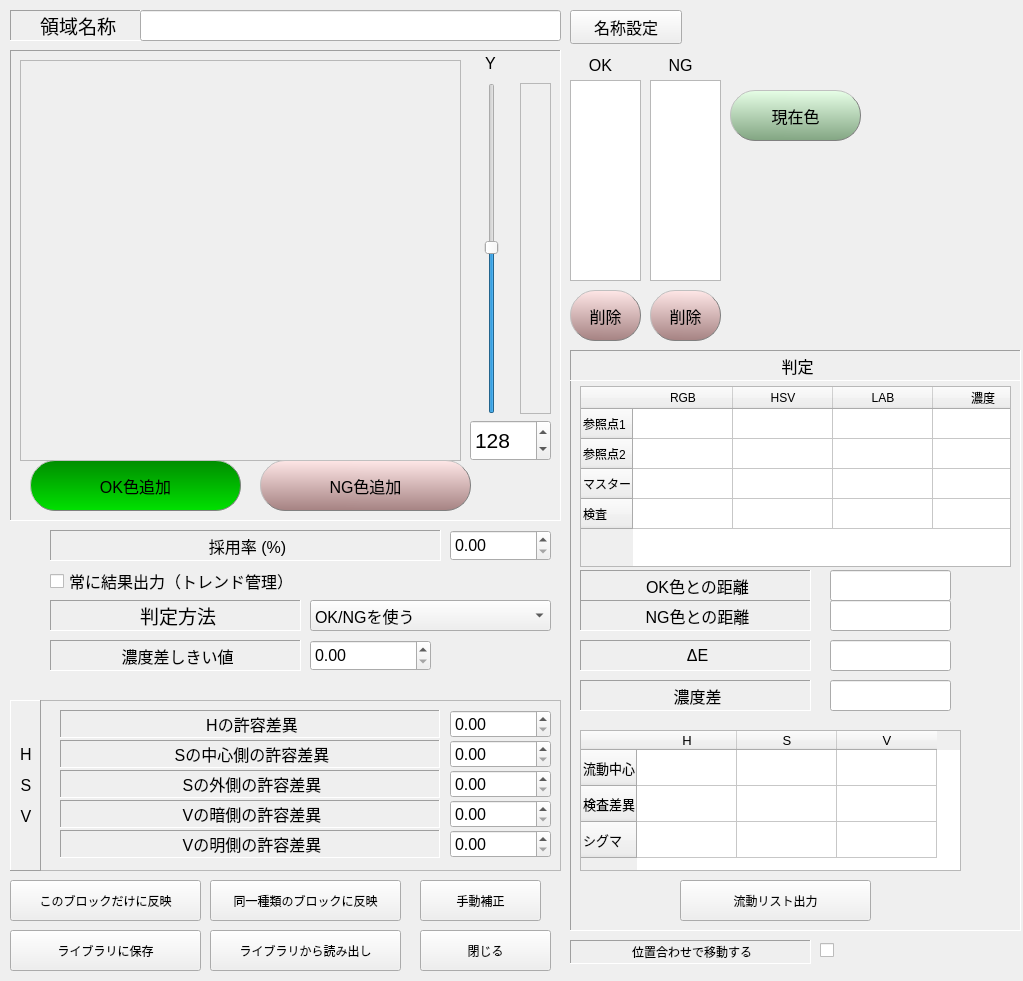
Qt form Algorithm/ColorDifference/ColorDifferenceForm.ui (OpenAA-Project/OpenAA-Inspection) before a commit.
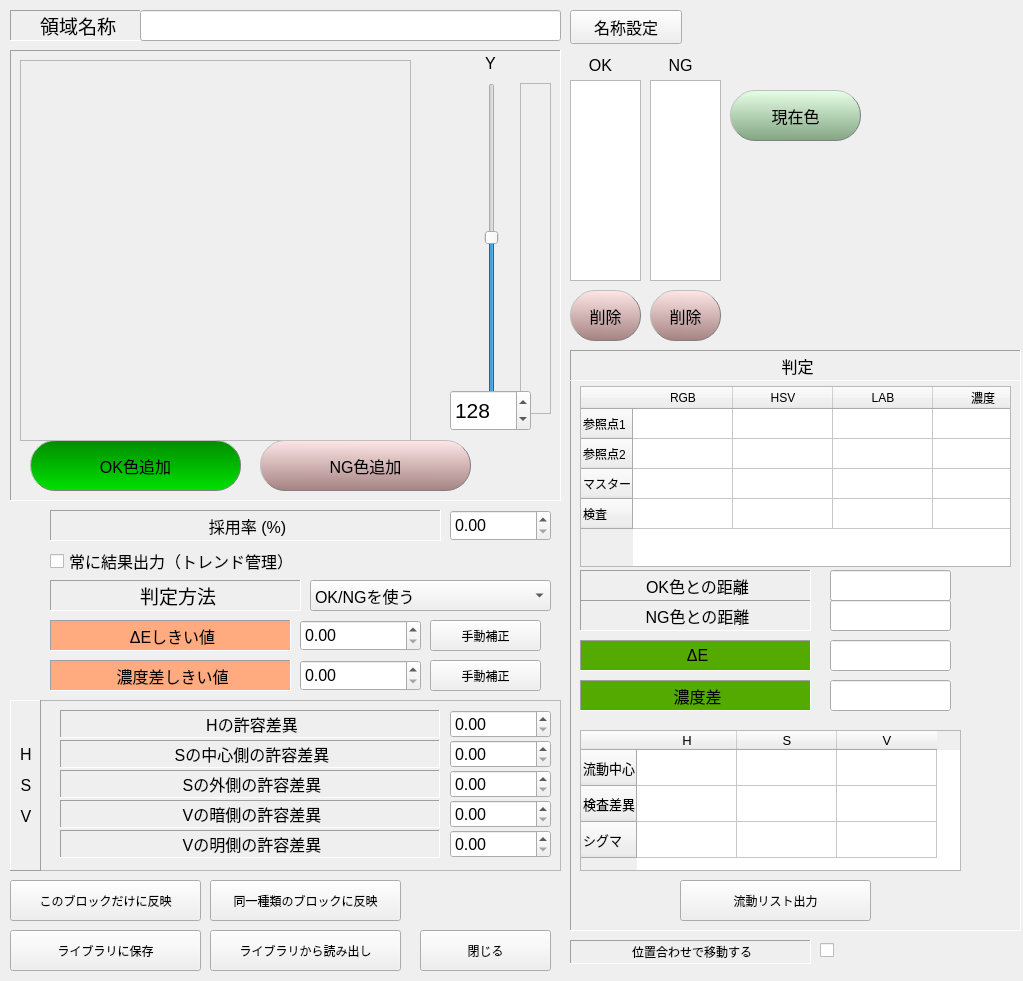
The same form after that commit. The open tabs and pages were chosen to show the change.

Patch:
```diff
--- a/Algorithm/ColorDifference/ColorDifferenceForm.ui
+++ b/Algorithm/ColorDifference/ColorDifferenceForm.ui
@@ -19,7 +19,7 @@
      <x>10</x>
      <y>50</y>
      <width>551</width>
-     <height>471</height>
+     <height>451</height>
     </rect>
    </property>
    <property name="frameShape">
@@ -55,7 +55,7 @@
       <x>461</x>
       <y>33</y>
       <width>41</width>
-      <height>331</height>
+      <height>311</height>
      </rect>
     </property>
     <property name="maximum">
@@ -89,8 +89,8 @@
      <rect>
       <x>10</x>
       <y>10</y>
-      <width>441</width>
-      <height>401</height>
+      <width>391</width>
+      <height>381</height>
      </rect>
     </property>
     <property name="frameShape">
@@ -103,8 +103,8 @@
    <widget class="QSpinBox" name="spinBoxK">
     <property name="geometry">
      <rect>
-      <x>460</x>
-      <y>370</y>
+      <x>440</x>
+      <y>340</y>
       <width>81</width>
       <height>41</height>
      </rect>
@@ -125,7 +125,7 @@
     <property name="geometry">
      <rect>
       <x>20</x>
-      <y>410</y>
+      <y>390</y>
       <width>211</width>
       <height>51</height>
      </rect>
@@ -164,7 +164,7 @@
     <property name="geometry">
      <rect>
       <x>250</x>
-      <y>410</y>
+      <y>390</y>
       <width>211</width>
       <height>51</height>
      </rect>
@@ -338,7 +338,7 @@
    <property name="geometry">
     <rect>
      <x>50</x>
-     <y>530</y>
+     <y>510</y>
      <width>391</width>
      <height>31</height>
     </rect>
@@ -365,7 +365,7 @@
    <property name="geometry">
     <rect>
      <x>450</x>
-     <y>530</y>
+     <y>510</y>
      <width>101</width>
      <height>31</height>
     </rect>
@@ -563,11 +563,60 @@
       <height>31</height>
      </rect>
     </property>
+    <property name="palette">
+     <palette>
+      <active>
+       <colorrole role="Window">
+        <brush brushstyle="SolidPattern">
+         <color alpha="255">
+          <red>85</red>
+          <green>170</green>
+          <blue>0</blue>
+         </color>
+        </brush>
+       </colorrole>
+      </active>
+      <inactive>
+       <colorrole role="Window">
+        <brush brushstyle="SolidPattern">
+         <color alpha="255">
+          <red>85</red>
+          <green>170</green>
+          <blue>0</blue>
+         </color>
+        </brush>
+       </colorrole>
+      </inactive>
+      <disabled>
+       <colorrole role="Base">
+        <brush brushstyle="SolidPattern">
+         <color alpha="255">
+          <red>85</red>
+          <green>170</green>
+          <blue>0</blue>
+         </color>
+        </brush>
+       </colorrole>
+       <colorrole role="Window">
+        <brush brushstyle="SolidPattern">
+         <color alpha="255">
+          <red>85</red>
+          <green>170</green>
+          <blue>0</blue>
+         </color>
+        </brush>
+       </colorrole>
+      </disabled>
+     </palette>
+    </property>
     <property name="font">
      <font>
       <pointsize>12</pointsize>
      </font>
     </property>
+    <property name="autoFillBackground">
+     <bool>true</bool>
+    </property>
     <property name="frameShape">
      <enum>QFrame::Shape::Panel</enum>
     </property>
@@ -595,6 +644,9 @@
       <pointsize>12</pointsize>
      </font>
     </property>
+    <property name="autoFillBackground">
+     <bool>true</bool>
+    </property>
     <property name="readOnly">
      <bool>true</bool>
     </property>
@@ -768,11 +820,60 @@
       <height>31</height>
      </rect>
     </property>
+    <property name="palette">
+     <palette>
+      <active>
+       <colorrole role="Window">
+        <brush brushstyle="SolidPattern">
+         <color alpha="255">
+          <red>85</red>
+          <green>170</green>
+          <blue>0</blue>
+         </color>
+        </brush>
+       </colorrole>
+      </active>
+      <inactive>
+       <colorrole role="Window">
+        <brush brushstyle="SolidPattern">
+         <color alpha="255">
+          <red>85</red>
+          <green>170</green>
+          <blue>0</blue>
+         </color>
+        </brush>
+       </colorrole>
+      </inactive>
+      <disabled>
+       <colorrole role="Base">
+        <brush brushstyle="SolidPattern">
+         <color alpha="255">
+          <red>85</red>
+          <green>170</green>
+          <blue>0</blue>
+         </color>
+        </brush>
+       </colorrole>
+       <colorrole role="Window">
+        <brush brushstyle="SolidPattern">
+         <color alpha="255">
+          <red>85</red>
+          <green>170</green>
+          <blue>0</blue>
+         </color>
+        </brush>
+       </colorrole>
+      </disabled>
+     </palette>
+    </property>
     <property name="font">
      <font>
       <pointsize>12</pointsize>
      </font>
     </property>
+    <property name="autoFillBackground">
+     <bool>true</bool>
+    </property>
     <property name="frameShape">
      <enum>QFrame::Shape::Panel</enum>
     </property>
@@ -800,6 +901,9 @@
       <pointsize>12</pointsize>
      </font>
     </property>
+    <property name="autoFillBackground">
+     <bool>true</bool>
+    </property>
     <property name="readOnly">
      <bool>true</bool>
     </property>
@@ -1119,7 +1223,7 @@
    <property name="geometry">
     <rect>
      <x>310</x>
-     <y>600</y>
+     <y>580</y>
      <width>241</width>
      <height>31</height>
     </rect>
@@ -1149,12 +1253,17 @@
      <string>濃度差で判定</string>
     </property>
    </item>
+   <item>
+    <property name="text">
+     <string>ΔEと濃度差の両方で判定</string>
+    </property>
+   </item>
   </widget>
   <widget class="QLabel" name="label_60">
    <property name="geometry">
     <rect>
      <x>50</x>
-     <y>600</y>
+     <y>580</y>
      <width>251</width>
      <height>31</height>
     </rect>
@@ -1241,7 +1350,7 @@
    <property name="geometry">
     <rect>
      <x>50</x>
-     <y>570</y>
+     <y>550</y>
      <width>401</width>
      <height>22</height>
     </rect>
@@ -1295,26 +1404,25 @@
     <set>Qt::AlignmentFlag::AlignCenter|Qt::AlignmentFlag::AlignHCenter|Qt::AlignmentFlag::AlignLeading|Qt::AlignmentFlag::AlignLeft|Qt::AlignmentFlag::AlignVCenter</set>
    </property>
   </widget>
-  <widget class="QStackedWidget" name="stackedWidgetThreshold">
+  <widget class="QPushButton" name="pushButtonManualAdjust">
    <property name="geometry">
     <rect>
-     <x>40</x>
-     <y>630</y>
-     <width>521</width>
-     <height>51</height>
+     <x>430</x>
+     <y>660</y>
+     <width>111</width>
+     <height>31</height>
     </rect>
    </property>
-   <property name="currentIndex">
-    <number>1</number>
+   <property name="text">
+    <string>手動補正</string>
    </property>
-   <widget class="QWidget" name="page"/>
-   <widget class="QWidget" name="page_2">
+  </widget>
     <widget class="QDoubleSpinBox" name="doubleSpinBoxTHDeltaE">
      <property name="geometry">
       <rect>
-       <x>410</x>
-       <y>10</y>
-       <width>101</width>
+     <x>300</x>
+     <y>620</y>
+     <width>121</width>
        <height>31</height>
       </rect>
      </property>
@@ -1330,17 +1438,93 @@
     <widget class="QLabel" name="label_52">
      <property name="geometry">
       <rect>
-       <x>10</x>
-       <y>10</y>
-       <width>391</width>
+     <x>50</x>
+     <y>620</y>
+     <width>241</width>
        <height>31</height>
       </rect>
      </property>
+   <property name="palette">
+    <palette>
+     <active>
+      <colorrole role="Button">
+       <brush brushstyle="SolidPattern">
+        <color alpha="255">
+         <red>85</red>
+         <green>170</green>
+         <blue>127</blue>
+        </color>
+       </brush>
+      </colorrole>
+      <colorrole role="Window">
+       <brush brushstyle="SolidPattern">
+        <color alpha="255">
+         <red>255</red>
+         <green>170</green>
+         <blue>127</blue>
+        </color>
+       </brush>
+      </colorrole>
+     </active>
+     <inactive>
+      <colorrole role="Button">
+       <brush brushstyle="SolidPattern">
+        <color alpha="255">
+         <red>85</red>
+         <green>170</green>
+         <blue>127</blue>
+        </color>
+       </brush>
+      </colorrole>
+      <colorrole role="Window">
+       <brush brushstyle="SolidPattern">
+        <color alpha="255">
+         <red>255</red>
+         <green>170</green>
+         <blue>127</blue>
+        </color>
+       </brush>
+      </colorrole>
+     </inactive>
+     <disabled>
+      <colorrole role="Button">
+       <brush brushstyle="SolidPattern">
+        <color alpha="255">
+         <red>85</red>
+         <green>170</green>
+         <blue>127</blue>
+        </color>
+       </brush>
+      </colorrole>
+      <colorrole role="Base">
+       <brush brushstyle="SolidPattern">
+        <color alpha="255">
+         <red>255</red>
+         <green>170</green>
+         <blue>127</blue>
+        </color>
+       </brush>
+      </colorrole>
+      <colorrole role="Window">
+       <brush brushstyle="SolidPattern">
+        <color alpha="255">
+         <red>255</red>
+         <green>170</green>
+         <blue>127</blue>
+        </color>
+       </brush>
+      </colorrole>
+     </disabled>
+    </palette>
+   </property>
      <property name="font">
       <font>
        <pointsize>12</pointsize>
       </font>
      </property>
+   <property name="autoFillBackground">
+    <bool>true</bool>
+   </property>
      <property name="frameShape">
       <enum>QFrame::Shape::Panel</enum>
      </property>
@@ -1354,22 +1538,114 @@
       <set>Qt::AlignmentFlag::AlignCenter|Qt::AlignmentFlag::AlignHCenter|Qt::AlignmentFlag::AlignLeading|Qt::AlignmentFlag::AlignLeft|Qt::AlignmentFlag::AlignVCenter</set>
      </property>
     </widget>
-   </widget>
-   <widget class="QWidget" name="page_3">
+  <widget class="QDoubleSpinBox" name="doubleSpinBoxTHDense">
+   <property name="geometry">
+    <rect>
+     <x>300</x>
+     <y>660</y>
+     <width>121</width>
+     <height>31</height>
+    </rect>
+   </property>
+   <property name="font">
+    <font>
+     <pointsize>12</pointsize>
+    </font>
+   </property>
+   <property name="maximum">
+    <double>100.000000000000000</double>
+   </property>
+  </widget>
     <widget class="QLabel" name="label_64">
      <property name="geometry">
       <rect>
-       <x>10</x>
-       <y>10</y>
-       <width>251</width>
+     <x>50</x>
+     <y>660</y>
+     <width>241</width>
        <height>31</height>
       </rect>
      </property>
+   <property name="palette">
+    <palette>
+     <active>
+      <colorrole role="Button">
+       <brush brushstyle="SolidPattern">
+        <color alpha="255">
+         <red>85</red>
+         <green>170</green>
+         <blue>127</blue>
+        </color>
+       </brush>
+      </colorrole>
+      <colorrole role="Window">
+       <brush brushstyle="SolidPattern">
+        <color alpha="255">
+         <red>255</red>
+         <green>170</green>
+         <blue>127</blue>
+        </color>
+       </brush>
+      </colorrole>
+     </active>
+     <inactive>
+      <colorrole role="Button">
+       <brush brushstyle="SolidPattern">
+        <color alpha="255">
+         <red>85</red>
+         <green>170</green>
+         <blue>127</blue>
+        </color>
+       </brush>
+      </colorrole>
+      <colorrole role="Window">
+       <brush brushstyle="SolidPattern">
+        <color alpha="255">
+         <red>255</red>
+         <green>170</green>
+         <blue>127</blue>
+        </color>
+       </brush>
+      </colorrole>
+     </inactive>
+     <disabled>
+      <colorrole role="Button">
+       <brush brushstyle="SolidPattern">
+        <color alpha="255">
+         <red>85</red>
+         <green>170</green>
+         <blue>127</blue>
+        </color>
+       </brush>
+      </colorrole>
+      <colorrole role="Base">
+       <brush brushstyle="SolidPattern">
+        <color alpha="255">
+         <red>255</red>
+         <green>170</green>
+         <blue>127</blue>
+        </color>
+       </brush>
+      </colorrole>
+      <colorrole role="Window">
+       <brush brushstyle="SolidPattern">
+        <color alpha="255">
+         <red>255</red>
+         <green>170</green>
+         <blue>127</blue>
+        </color>
+       </brush>
+      </colorrole>
+     </disabled>
+    </palette>
+   </property>
      <property name="font">
       <font>
        <pointsize>12</pointsize>
       </font>
      </property>
+   <property name="autoFillBackground">
+    <bool>true</bool>
+   </property>
      <property name="frameShape">
       <enum>QFrame::Shape::Panel</enum>
      </property>
@@ -1383,33 +1659,13 @@
       <set>Qt::AlignmentFlag::AlignCenter|Qt::AlignmentFlag::AlignHCenter|Qt::AlignmentFlag::AlignLeading|Qt::AlignmentFlag::AlignLeft|Qt::AlignmentFlag::AlignVCenter</set>
      </property>
     </widget>
-    <widget class="QDoubleSpinBox" name="doubleSpinBoxTHDense">
+  <widget class="QPushButton" name="pushButtonManualAdjustDeltaE">
      <property name="geometry">
       <rect>
-       <x>270</x>
-       <y>10</y>
-       <width>121</width>
+     <x>430</x>
+     <y>620</y>
+     <width>111</width>
        <height>31</height>
-      </rect>
-     </property>
-     <property name="font">
-      <font>
-       <pointsize>12</pointsize>
-      </font>
-     </property>
-     <property name="maximum">
-      <double>100.000000000000000</double>
-     </property>
-    </widget>
-   </widget>
-  </widget>
-  <widget class="QPushButton" name="pushButtonManualAdjust">
-   <property name="geometry">
-    <rect>
-     <x>420</x>
-     <y>880</y>
-     <width>121</width>
-     <height>41</height>
     </rect>
    </property>
    <property name="text">
```
Lines whose indentation alone changed are shown as unchanged.
